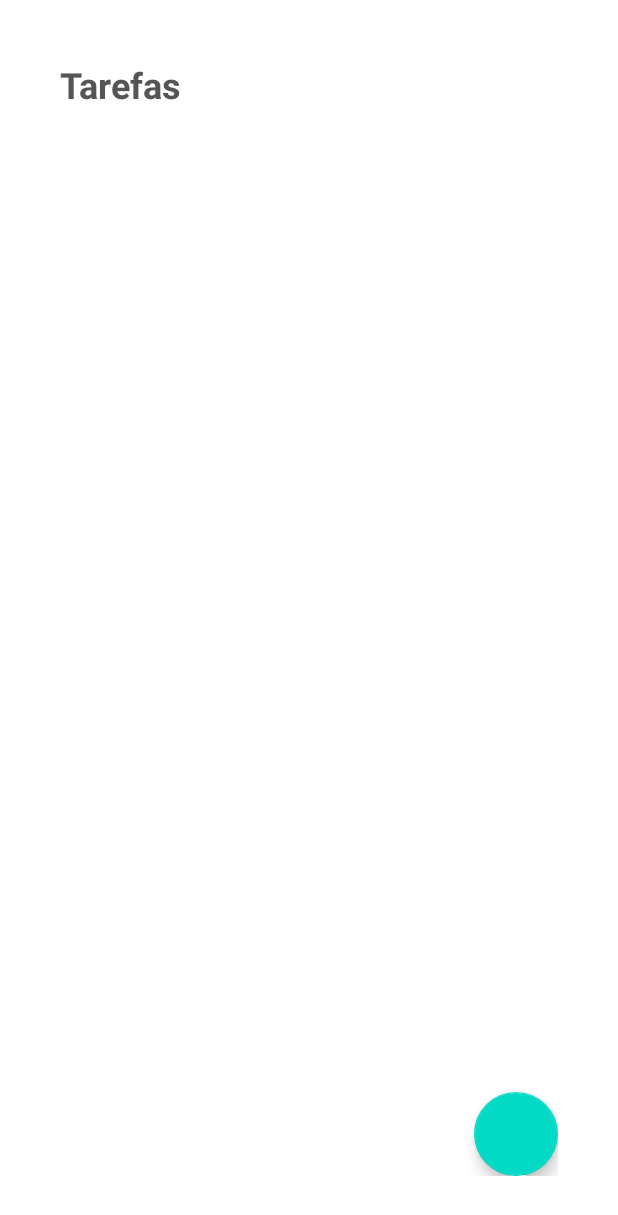
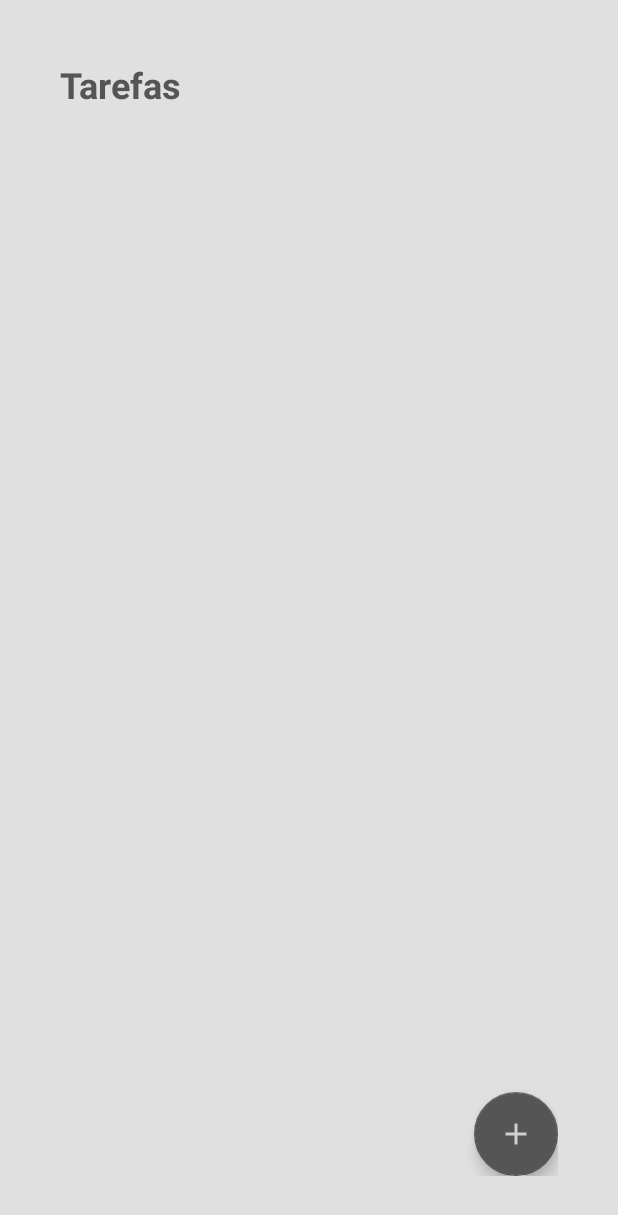
Before and after one commit to RedJocker/DioAndroidRoutineManagerApp, an Android app: the layout activity_main.xml on its own in the app's theme, with its tools: preview values and no code run, on a phone screen of 412 x 824 dp. Shown: the top 1215 px of the screen. Run offline under Robolectric (Android 15) with nearby library versions, the phone set to English and light mode, and no system bars.

Commit message:
theme, color, ic_add

```diff
--- /dev/null
+++ b/app/src/main/res/drawable/ic_add.xml
@@ -0,0 +1,5 @@
+<vector android:height="24dp" android:tint="#EEEEEE"
+    android:viewportHeight="24" android:viewportWidth="24"
+    android:width="24dp" xmlns:android="http://schemas.android.com/apk/res/android">
+    <path android:fillColor="@android:color/white" android:pathData="M19,13h-6v6h-2v-6H5v-2h6V5h2v6h6v2z"/>
+</vector>
--- a/app/src/main/res/layout/activity_main.xml
+++ b/app/src/main/res/layout/activity_main.xml
@@ -13,14 +13,15 @@
         android:text="@string/label_title_main"
         android:textSize="24dp"
         android:textStyle="bold"
-        android:textColor="@color/black"
+        android:textColor="@color/black_base"
         android:layout_width="wrap_content"
         android:layout_height="wrap_content"
         app:layout_constraintTop_toTopOf="parent"
         app:layout_constraintStart_toStartOf="parent" />
 
     <com.google.android.material.floatingactionbutton.FloatingActionButton
-
+        android:id="@+id/fab"
+        app:srcCompat="@drawable/ic_add"
         android:layout_width="wrap_content"
         android:layout_height="wrap_content"
         app:layout_constraintEnd_toEndOf="parent"
--- a/app/src/main/res/values-night/themes.xml
+++ /dev/null
@@ -1,16 +0,0 @@
-<resources xmlns:tools="http://schemas.android.com/tools">
-    <!-- Base application theme. -->
-    <style name="Theme.RoutineManagerApp" parent="Theme.MaterialComponents.DayNight.DarkActionBar">
-        <!-- Primary brand color. -->
-        <item name="colorPrimary">@color/purple_200</item>
-        <item name="colorPrimaryVariant">@color/purple_700</item>
-        <item name="colorOnPrimary">@color/black</item>
-        <!-- Secondary brand color. -->
-        <item name="colorSecondary">@color/teal_200</item>
-        <item name="colorSecondaryVariant">@color/teal_200</item>
-        <item name="colorOnSecondary">@color/black</item>
-        <!-- Status bar color. -->
-        <item name="android:statusBarColor" tools:targetApi="l">?attr/colorPrimaryVariant</item>
-        <!-- Customize your theme here. -->
-    </style>
-</resources>
--- a/app/src/main/res/values/colors.xml
+++ b/app/src/main/res/values/colors.xml
@@ -1,10 +1,10 @@
 <?xml version="1.0" encoding="utf-8"?>
 <resources>
-    <color name="purple_200">#FFBB86FC</color>
-    <color name="purple_500">#FF6200EE</color>
-    <color name="purple_700">#FF3700B3</color>
-    <color name="teal_200">#FF03DAC5</color>
-    <color name="teal_700">#FF018786</color>
-    <color name="black">#FF555555</color>
-    <color name="white">#FFFFFFFF</color>
+
+    <color name="black_base">#FF555555</color>
+    <color name="black_darker">#FF333333</color>
+    <color name="white_base">#FFD0D0D0</color>
+    <color name="white_darker">#FFCCCCCC</color>
+    <color name="white_lighter">#FFE0E0E0</color>
+
 </resources>
--- a/app/src/main/res/values/themes.xml
+++ b/app/src/main/res/values/themes.xml
@@ -1,16 +1,22 @@
 <resources xmlns:tools="http://schemas.android.com/tools">
     <!-- Base application theme. -->
-    <style name="Theme.RoutineManagerApp" parent="Theme.MaterialComponents.DayNight.DarkActionBar">
+    <style
+        name="Theme.RoutineManagerApp"
+        parent="Theme.MaterialComponents.Light.NoActionBar">
+
         <!-- Primary brand color. -->
-        <item name="colorPrimary">@color/purple_500</item>
-        <item name="colorPrimaryVariant">@color/purple_700</item>
-        <item name="colorOnPrimary">@color/white</item>
+        <item name="colorPrimary">@color/white_base</item>
+        <item name="colorPrimaryVariant">@color/white_darker</item>
+        <item name="colorOnPrimary">@color/black_base</item>
+
         <!-- Secondary brand color. -->
-        <item name="colorSecondary">@color/teal_200</item>
-        <item name="colorSecondaryVariant">@color/teal_700</item>
-        <item name="colorOnSecondary">@color/black</item>
+        <item name="colorSecondary">@color/black_base</item>
+        <item name="colorSecondaryVariant">@color/black_darker</item>
+        <item name="colorOnSecondary">@color/white_base</item>
+
         <!-- Status bar color. -->
         <item name="android:statusBarColor" tools:targetApi="l">?attr/colorPrimaryVariant</item>
         <!-- Customize your theme here. -->
+        <item name="android:colorBackground">@color/white_lighter</item>
     </style>
 </resources>
```
